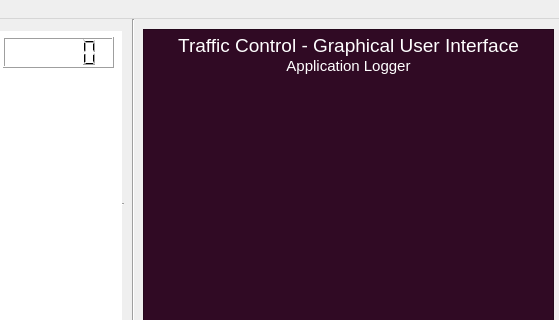
Above: ui/Application.ui from vishruthys/Adaptive-Traffic-Signalling-with-Yolov3 before the change; both pictures show x 807 to 1366 and y 0 to 320 of the 1366 by 766 pixel window. Below: the same form after it.
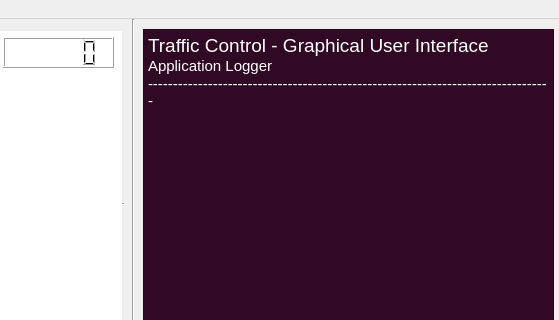
That is the form after the change. Icons and pictures are not drawn.

Patch:
```diff
--- a/ui/Application.ui
+++ b/ui/Application.ui
@@ -107,9 +107,10 @@
 &lt;html&gt;&lt;head&gt;&lt;meta name=&quot;qrichtext&quot; content=&quot;1&quot; /&gt;&lt;style type=&quot;text/css&quot;&gt;
 p, li { white-space: pre-wrap; }
 &lt;/style&gt;&lt;/head&gt;&lt;body style=&quot; font-family:'Ubuntu'; font-size:11pt; font-weight:200; font-style:normal;&quot;&gt;
-&lt;p align=&quot;center&quot; style=&quot; margin-top:0px; margin-bottom:0px; margin-left:0px; margin-right:0px; -qt-block-indent:0; text-indent:0px;&quot;&gt;&lt;span style=&quot; font-size:14pt;&quot;&gt;Traffic Control - Graphical User Interface&lt;/span&gt;&lt;/p&gt;
-&lt;p align=&quot;center&quot; style=&quot; margin-top:0px; margin-bottom:0px; margin-left:0px; margin-right:0px; -qt-block-indent:0; text-indent:0px;&quot;&gt;Application Logger&lt;/p&gt;
-&lt;p align=&quot;center&quot; style=&quot;-qt-paragraph-type:empty; margin-top:0px; margin-bottom:0px; margin-left:0px; margin-right:0px; -qt-block-indent:0; text-indent:0px;&quot;&gt;&lt;br /&gt;&lt;/p&gt;
+&lt;p style=&quot; margin-top:0px; margin-bottom:0px; margin-left:0px; margin-right:0px; -qt-block-indent:0; text-indent:0px;&quot;&gt;&lt;span style=&quot; font-size:14pt;&quot;&gt;Traffic Control - Graphical User Interface&lt;/span&gt;&lt;/p&gt;
+&lt;p style=&quot; margin-top:0px; margin-bottom:0px; margin-left:0px; margin-right:0px; -qt-block-indent:0; text-indent:0px;&quot;&gt;Application Logger&lt;/p&gt;
+&lt;p style=&quot; margin-top:0px; margin-bottom:0px; margin-left:0px; margin-right:0px; -qt-block-indent:0; text-indent:0px;&quot;&gt;---------------------------------------------------------------------------------&lt;/p&gt;
+&lt;p style=&quot;-qt-paragraph-type:empty; margin-top:0px; margin-bottom:0px; margin-left:0px; margin-right:0px; -qt-block-indent:0; text-indent:0px;&quot;&gt;&lt;br /&gt;&lt;/p&gt;
 &lt;p style=&quot;-qt-paragraph-type:empty; margin-top:0px; margin-bottom:0px; margin-left:0px; margin-right:0px; -qt-block-indent:0; text-indent:0px;&quot;&gt;&lt;br /&gt;&lt;/p&gt;&lt;/body&gt;&lt;/html&gt;</string>
     </property>
    </widget>
```
